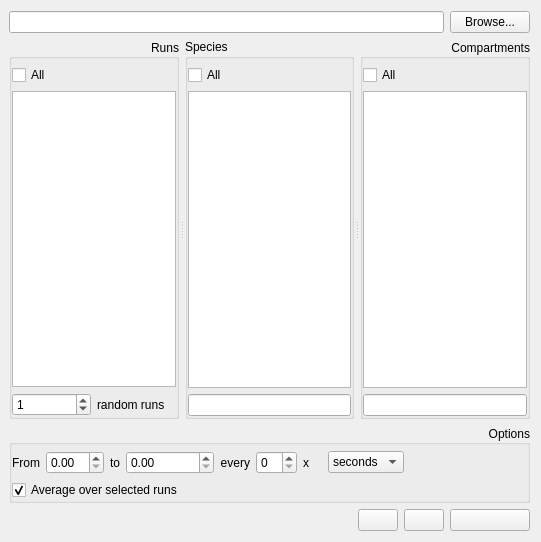
Above: infobiotics/dashboard/plugins/simulator_results/simulation_results_dialog.ui from jvb/infobiotics-dashboard before the change. Below: the same form after it.
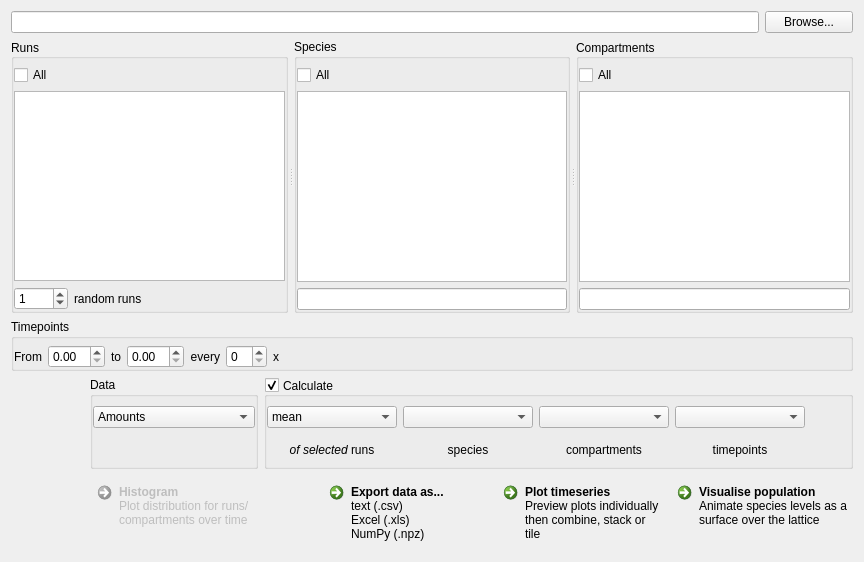
That is the form after the change. Icons and pictures are not drawn. Custom widgets are drawn as their Qt base class.

Commit message: Big changes to simulation_results.py: lowercase_underscored all widget names in simulations_results_dialog.ui...

The edit to the form file:
```diff
--- a/infobiotics/dashboard/plugins/simulator_results/simulation_results_dialog.ui
+++ b/infobiotics/dashboard/plugins/simulator_results/simulation_results_dialog.ui
@@ -2,12 +2,15 @@
 <ui version="4.0">
  <class>SimulationResultsDialog</class>
  <widget class="QWidget" name="SimulationResultsDialog">
+  <property name="enabled">
+   <bool>true</bool>
+  </property>
   <property name="geometry">
    <rect>
     <x>0</x>
     <y>0</y>
-    <width>541</width>
-    <height>542</height>
+    <width>864</width>
+    <height>562</height>
    </rect>
   </property>
   <property name="sizePolicy">
@@ -26,10 +29,7 @@
    <string>Simulator Results</string>
   </property>
   <layout class="QGridLayout" name="gridLayout_5">
-   <property name="leftMargin">
-    <number>9</number>
-   </property>
-   <item row="0" column="0" colspan="3">
+   <item row="0" column="0" colspan="6">
     <widget class="QLineEdit" name="filenameLineEdit">
      <property name="enabled">
       <bool>true</bool>
@@ -42,14 +42,586 @@
      </property>
     </widget>
    </item>
-   <item row="1" column="0" colspan="4">
-    <widget class="QSplitter" name="splitter">
+   <item row="0" column="6">
+    <widget class="QPushButton" name="load_button">
+     <property name="maximumSize">
+      <size>
+       <width>16777215</width>
+       <height>16777215</height>
+      </size>
+     </property>
+     <property name="toolTip">
+      <string>Select a different H5 file</string>
+     </property>
+     <property name="text">
+      <string>Browse...</string>
+     </property>
+    </widget>
+   </item>
+   <item row="2" column="0" colspan="7">
+    <widget class="QGroupBox" name="timepoints_group_box">
+     <property name="title">
+      <string>Timepoints</string>
+     </property>
+     <property name="flat">
+      <bool>true</bool>
+     </property>
+     <layout class="QGridLayout" name="gridLayout_4">
+      <property name="leftMargin">
+       <number>0</number>
+      </property>
+      <property name="topMargin">
+       <number>6</number>
+      </property>
+      <property name="rightMargin">
+       <number>0</number>
+      </property>
+      <property name="bottomMargin">
+       <number>0</number>
+      </property>
+      <item row="0" column="0">
+       <widget class="QLabel" name="from_label">
+        <property name="sizePolicy">
+         <sizepolicy hsizetype="Maximum" vsizetype="Preferred">
+          <horstretch>0</horstretch>
+          <verstretch>0</verstretch>
+         </sizepolicy>
+        </property>
+        <property name="toolTip">
+         <string>Select timepoints starting from &lt;I&gt;n&lt;/I&gt;</string>
+        </property>
+        <property name="text">
+         <string>From</string>
+        </property>
+        <property name="alignment">
+         <set>Qt::AlignRight|Qt::AlignTrailing|Qt::AlignVCenter</set>
+        </property>
+       </widget>
+      </item>
+      <item row="0" column="1">
+       <widget class="FromToDoubleSpinBox" name="from_spin_box">
+        <property name="sizePolicy">
+         <sizepolicy hsizetype="Preferred" vsizetype="Fixed">
+          <horstretch>0</horstretch>
+          <verstretch>0</verstretch>
+         </sizepolicy>
+        </property>
+        <property name="toolTip">
+         <string>Select timepoints starting from &lt;I&gt;n&lt;/I&gt;</string>
+        </property>
+       </widget>
+      </item>
+      <item row="0" column="2">
+       <widget class="QLabel" name="to_label">
+        <property name="sizePolicy">
+         <sizepolicy hsizetype="Maximum" vsizetype="Preferred">
+          <horstretch>0</horstretch>
+          <verstretch>0</verstretch>
+         </sizepolicy>
+        </property>
+        <property name="toolTip">
+         <string>Select timepoints up to and including &lt;I&gt;n&lt;/I&gt;</string>
+        </property>
+        <property name="text">
+         <string>to</string>
+        </property>
+        <property name="alignment">
+         <set>Qt::AlignRight|Qt::AlignTrailing|Qt::AlignVCenter</set>
+        </property>
+       </widget>
+      </item>
+      <item row="0" column="3">
+       <widget class="FromToDoubleSpinBox" name="to_spin_box">
+        <property name="sizePolicy">
+         <sizepolicy hsizetype="Preferred" vsizetype="Fixed">
+          <horstretch>0</horstretch>
+          <verstretch>0</verstretch>
+         </sizepolicy>
+        </property>
+        <property name="toolTip">
+         <string>Select timepoints up to and including &lt;I&gt;n&lt;/I&gt;</string>
+        </property>
+       </widget>
+      </item>
+      <item row="0" column="4">
+       <widget class="QLabel" name="every_label">
+        <property name="sizePolicy">
+         <sizepolicy hsizetype="Maximum" vsizetype="Preferred">
+          <horstretch>0</horstretch>
+          <verstretch>0</verstretch>
+         </sizepolicy>
+        </property>
+        <property name="toolTip">
+         <string>Select every &lt;I&gt;n&lt;/I&gt; timepoints from start to finish</string>
+        </property>
+        <property name="text">
+         <string>every</string>
+        </property>
+        <property name="alignment">
+         <set>Qt::AlignRight|Qt::AlignTrailing|Qt::AlignVCenter</set>
+        </property>
+       </widget>
+      </item>
+      <item row="0" column="5">
+       <widget class="QSpinBox" name="every_spin_box">
+        <property name="sizePolicy">
+         <sizepolicy hsizetype="Preferred" vsizetype="Fixed">
+          <horstretch>0</horstretch>
+          <verstretch>0</verstretch>
+         </sizepolicy>
+        </property>
+        <property name="toolTip">
+         <string>Select every &lt;I&gt;n&lt;/I&gt; timepoints from start to finish</string>
+        </property>
+       </widget>
+      </item>
+      <item row="0" column="6">
+       <widget class="QLabel" name="multiplied_by_label">
+        <property name="toolTip">
+         <string>multiplied by</string>
+        </property>
+        <property name="text">
+         <string>x</string>
+        </property>
+       </widget>
+      </item>
+      <item row="0" column="7">
+       <widget class="QLabel" name="log_interval_label">
+        <property name="sizePolicy">
+         <sizepolicy hsizetype="Maximum" vsizetype="Preferred">
+          <horstretch>0</horstretch>
+          <verstretch>0</verstretch>
+         </sizepolicy>
+        </property>
+        <property name="toolTip">
+         <string>Logging interval (log_interval) of simulation</string>
+        </property>
+        <property name="text">
+         <string/>
+        </property>
+       </widget>
+      </item>
+      <item row="0" column="8">
+       <spacer name="timepoints_spacer">
+        <property name="orientation">
+         <enum>Qt::Horizontal</enum>
+        </property>
+        <property name="sizeHint" stdset="0">
+         <size>
+          <width>57</width>
+          <height>20</height>
+         </size>
+        </property>
+       </spacer>
+      </item>
+     </layout>
+    </widget>
+   </item>
+   <item row="3" column="2" colspan="5">
+    <widget class="QGroupBox" name="calculate_group_box">
+     <property name="title">
+      <string>Calculate</string>
+     </property>
+     <property name="alignment">
+      <set>Qt::AlignLeading|Qt::AlignLeft|Qt::AlignVCenter</set>
+     </property>
+     <property name="flat">
+      <bool>true</bool>
+     </property>
+     <property name="checkable">
+      <bool>true</bool>
+     </property>
+     <property name="checked">
+      <bool>true</bool>
+     </property>
+     <layout class="QGridLayout" name="gridLayout_6">
+      <property name="leftMargin">
+       <number>0</number>
+      </property>
+      <property name="topMargin">
+       <number>9</number>
+      </property>
+      <property name="rightMargin">
+       <number>0</number>
+      </property>
+      <property name="bottomMargin">
+       <number>0</number>
+      </property>
+      <item row="0" column="1">
+       <widget class="QComboBox" name="runs_calculation_combo_box_2">
+        <property name="currentIndex">
+         <number>1</number>
+        </property>
+        <item>
+         <property name="text">
+          <string/>
+         </property>
+        </item>
+        <item>
+         <property name="text">
+          <string>mean</string>
+         </property>
+        </item>
+        <item>
+         <property name="text">
+          <string>standard deviation</string>
+         </property>
+        </item>
+        <item>
+         <property name="text">
+          <string>variance</string>
+         </property>
+        </item>
+        <item>
+         <property name="text">
+          <string>median</string>
+         </property>
+        </item>
+        <item>
+         <property name="text">
+          <string>sum</string>
+         </property>
+        </item>
+       </widget>
+      </item>
+      <item row="0" column="2">
+       <widget class="QComboBox" name="species_calculation_combo_box">
+        <item>
+         <property name="text">
+          <string/>
+         </property>
+        </item>
+        <item>
+         <property name="text">
+          <string>mean</string>
+         </property>
+        </item>
+        <item>
+         <property name="text">
+          <string>standard deviation</string>
+         </property>
+        </item>
+        <item>
+         <property name="text">
+          <string>variance</string>
+         </property>
+        </item>
+        <item>
+         <property name="text">
+          <string>median</string>
+         </property>
+        </item>
+        <item>
+         <property name="text">
+          <string>sum</string>
+         </property>
+        </item>
+       </widget>
+      </item>
+      <item row="0" column="3">
+       <widget class="QComboBox" name="compartments_calculation_combo_box">
+        <item>
+         <property name="text">
+          <string/>
+         </property>
+        </item>
+        <item>
+         <property name="text">
+          <string>mean</string>
+         </property>
+        </item>
+        <item>
+         <property name="text">
+          <string>standard deviation</string>
+         </property>
+        </item>
+        <item>
+         <property name="text">
+          <string>variance</string>
+         </property>
+        </item>
+        <item>
+         <property name="text">
+          <string>median</string>
+         </property>
+        </item>
+        <item>
+         <property name="text">
+          <string>sum</string>
+         </property>
+        </item>
+       </widget>
+      </item>
+      <item row="0" column="4">
+       <widget class="QComboBox" name="timepoints_calculation_combo_box_2">
+        <item>
+         <property name="text">
+          <string/>
+         </property>
+        </item>
+        <item>
+         <property name="text">
+          <string>mean</string>
+         </property>
+        </item>
+        <item>
+         <property name="text">
+          <string>standard deviation</string>
+         </property>
+        </item>
+        <item>
+         <property name="text">
+          <string>variance</string>
+         </property>
+        </item>
+        <item>
+         <property name="text">
+          <string>median</string>
+         </property>
+        </item>
+        <item>
+         <property name="text">
+          <string>sum</string>
+         </property>
+        </item>
+       </widget>
+      </item>
+      <item row="1" column="1">
+       <widget class="QLabel" name="runs_calculation_label">
+        <property name="text">
+         <string>&lt;I&gt;of selected&lt;/I&gt; runs</string>
+        </property>
+        <property name="alignment">
+         <set>Qt::AlignCenter</set>
+        </property>
+       </widget>
+      </item>
+      <item row="1" column="2">
+       <widget class="QLabel" name="species_calculation_label">
+        <property name="text">
+         <string>species</string>
+        </property>
+        <property name="alignment">
+         <set>Qt::AlignCenter</set>
+        </property>
+       </widget>
+      </item>
+      <item row="1" column="3">
+       <widget class="QLabel" name="compartments_calculation_label">
+        <property name="text">
+         <string>compartments</string>
+        </property>
+        <property name="alignment">
+         <set>Qt::AlignCenter</set>
+        </property>
+       </widget>
+      </item>
+      <item row="1" column="4">
+       <widget class="QLabel" name="timepoints_calculation_label">
+        <property name="text">
+         <string>timepoints</string>
+        </property>
+        <property name="alignment">
+         <set>Qt::AlignCenter</set>
+        </property>
+       </widget>
+      </item>
+      <item row="0" column="5" rowspan="2">
+       <spacer name="calculate_spacer">
+        <property name="orientation">
+         <enum>Qt::Horizontal</enum>
+        </property>
+        <property name="sizeHint" stdset="0">
+         <size>
+          <width>183</width>
+          <height>28</height>
+         </size>
+        </property>
+       </spacer>
+      </item>
+     </layout>
+    </widget>
+   </item>
+   <item row="5" column="0">
+    <spacer name="actions_spacer">
+     <property name="orientation">
+      <enum>Qt::Horizontal</enum>
+     </property>
+     <property name="sizeHint" stdset="0">
+      <size>
+       <width>244</width>
+       <height>20</height>
+      </size>
+     </property>
+    </spacer>
+   </item>
+   <item row="5" column="1">
+    <widget class="QCommandLinkButton" name="histogram_button">
+     <property name="enabled">
+      <bool>false</bool>
+     </property>
+     <property name="toolTip">
+      <string>Save timeseries data for selected runs, species and compartments</string>
+     </property>
+     <property name="text">
+      <string>Histogram</string>
+     </property>
+     <property name="iconSize">
+      <size>
+       <width>64</width>
+       <height>64</height>
+      </size>
+     </property>
+     <property name="checkable">
+      <bool>false</bool>
+     </property>
+     <property name="autoExclusive">
+      <bool>false</bool>
+     </property>
+     <property name="description">
+      <string>Plot distribution for runs/compartments over time</string>
+     </property>
+    </widget>
+   </item>
+   <item row="5" column="3">
+    <widget class="QCommandLinkButton" name="export_data_as_button">
+     <property name="toolTip">
+      <string>Save timeseries data for selected runs, species and compartments</string>
+     </property>
+     <property name="text">
+      <string>Export data as...</string>
+     </property>
+     <property name="icon">
+      <iconset resource="icons.qrc">
+       <normaloff>:/data.png</normaloff>:/data.png</iconset>
+     </property>
+     <property name="iconSize">
+      <size>
+       <width>64</width>
+       <height>64</height>
+      </size>
+     </property>
+     <property name="checkable">
+      <bool>false</bool>
+     </property>
+     <property name="autoExclusive">
+      <bool>false</bool>
+     </property>
+     <property name="description">
+      <string>text (.csv)
+Excel (.xls)
+NumPy (.npz)</string>
+     </property>
+    </widget>
+   </item>
+   <item row="5" column="4">
+    <widget class="QCommandLinkButton" name="plot_timeseries_button">
+     <property name="toolTip">
+      <string>Plot timeseries for selected runs, species and compartments</string>
+     </property>
+     <property name="text">
+      <string>Plot timeseries</string>
+     </property>
+     <property name="icon">
+      <iconset resource="icons.qrc">
+       <normaloff>:/plot_2d.png</normaloff>:/plot_2d.png</iconset>
+     </property>
+     <property name="iconSize">
+      <size>
+       <width>64</width>
+       <height>64</height>
+      </size>
+     </property>
+     <property name="description">
+      <string>Preview plots individually then combine, stack or tile</string>
+     </property>
+    </widget>
+   </item>
+   <item row="5" column="5" colspan="2">
+    <widget class="QCommandLinkButton" name="visualise_population_button">
+     <property name="toolTip">
+      <string>Animate levels of selected species on the lattice</string>
+     </property>
+     <property name="text">
+      <string>Visualise population</string>
+     </property>
+     <property name="icon">
+      <iconset resource="icons.qrc">
+       <normaloff>:/plot_3d.png</normaloff>:/plot_3d.png</iconset>
+     </property>
+     <property name="iconSize">
+      <size>
+       <width>64</width>
+       <height>64</height>
+      </size>
+     </property>
+     <property name="description">
+      <string>Animate species levels as a surface over the lattice</string>
+     </property>
+    </widget>
+   </item>
+   <item row="3" column="1">
+    <widget class="QGroupBox" name="data_group_box">
+     <property name="title">
+      <string>Data</string>
+     </property>
+     <property name="flat">
+      <bool>true</bool>
+     </property>
+     <layout class="QGridLayout" name="gridLayout_8">
+      <property name="leftMargin">
+       <number>0</number>
+      </property>
+      <property name="topMargin">
+       <number>9</number>
+      </property>
+      <property name="rightMargin">
+       <number>0</number>
+      </property>
+      <property name="bottomMargin">
+       <number>0</number>
+      </property>
+      <item row="0" column="0">
+       <widget class="QComboBox" name="data_combo_box">
+        <item>
+         <property name="text">
+          <string>Amounts</string>
+         </property>
+        </item>
+        <item>
+         <property name="text">
+          <string>Volumes</string>
+         </property>
+        </item>
+       </widget>
+      </item>
+      <item row="1" column="0">
+       <spacer name="data_spacer">
+        <property name="orientation">
+         <enum>Qt::Vertical</enum>
+        </property>
+        <property name="sizeHint" stdset="0">
+         <size>
+          <width>20</width>
+          <height>40</height>
+         </size>
+        </property>
+       </spacer>
+      </item>
+     </layout>
+    </widget>
+   </item>
+   <item row="1" column="0" colspan="7">
+    <widget class="QSplitter" name="runs_species_compartments_splitter">
      <property name="sizePolicy">
       <sizepolicy hsizetype="Expanding" vsizetype="Expanding">
        <horstretch>0</horstretch>
        <verstretch>0</verstretch>
       </sizepolicy>
      </property>
+     <property name="frameShape">
+      <enum>QFrame::NoFrame</enum>
+     </property>
      <property name="orientation">
       <enum>Qt::Horizontal</enum>
      </property>
@@ -62,12 +634,15 @@
      <property name="childrenCollapsible">
       <bool>false</bool>
      </property>
-     <widget class="QGroupBox" name="runsGroupBox">
+     <widget class="QGroupBox" name="runs_group_box">
       <property name="title">
        <string>Runs</string>
       </property>
       <property name="alignment">
-       <set>Qt::AlignRight|Qt::AlignTrailing|Qt::AlignVCenter</set>
+       <set>Qt::AlignLeading|Qt::AlignLeft|Qt::AlignVCenter</set>
+      </property>
+      <property name="flat">
+       <bool>true</bool>
       </property>
       <layout class="QGridLayout" name="gridLayout_3">
        <property name="leftMargin">
@@ -98,8 +673,8 @@
          </property>
         </widget>
        </item>
-       <item row="1" column="0" colspan="2">
-        <widget class="QListWidget" name="runsListWidget">
+       <item row="1" column="0" colspan="3">
+        <widget class="QListWidget" name="runs_list_widget">
          <property name="enabled">
           <bool>true</bool>
          </property>
@@ -145,7 +720,36 @@
           <string>random runs</string>
          </property>
          <property name="buddy">
-          <cstring>randomRunsSpinBox</cstring>
+          <cstring>random_runs_spinbox</cstring>
+         </property>
+        </widget>
+       </item>
+       <item row="2" column="2">
+        <spacer name="random_runs_spacer">
+         <property name="orientation">
+          <enum>Qt::Horizontal</enum>
+         </property>
+         <property name="sizeHint" stdset="0">
+          <size>
+           <width>40</width>
+           <height>20</height>
+          </size>
+         </property>
+        </spacer>
+       </item>
+       <item row="0" column="2">
+        <widget class="QLabel" name="runs_selected_and_total_label">
+         <property name="toolTip">
+          <string>selected / total</string>
+         </property>
+         <property name="text">
+          <string/>
+         </property>
+         <property name="scaledContents">
+          <bool>false</bool>
+         </property>
+         <property name="alignment">
+          <set>Qt::AlignRight|Qt::AlignTrailing|Qt::AlignVCenter</set>
          </property>
         </widget>
        </item>
@@ -155,6 +759,9 @@
       <property name="title">
        <string>Species</string>
       </property>
+      <property name="flat">
+       <bool>true</bool>
+      </property>
       <layout class="QGridLayout" name="gridLayout_2">
        <property name="leftMargin">
         <number>0</number>
@@ -222,15 +829,15 @@
        </item>
       </layout>
      </widget>
-     <widget class="QGroupBox" name="compartmentsGroupBox">
+     <widget class="QGroupBox" name="compartments_group_box">
       <property name="title">
        <string>Compartments</string>
       </property>
       <property name="alignment">
-       <set>Qt::AlignRight|Qt::AlignTrailing|Qt::AlignVCenter</set>
+       <set>Qt::AlignLeading|Qt::AlignLeft|Qt::AlignVCenter</set>
       </property>
       <property name="flat">
-       <bool>false</bool>
+       <bool>true</bool>
       </property>
       <layout class="QGridLayout" name="gridLayout">
        <property name="leftMargin">
@@ -304,303 +911,6 @@
      </widget>
     </widget>
    </item>
-   <item row="2" column="0" colspan="4">
-    <widget class="QGroupBox" name="optionsGroupBox">
-     <property name="title">
-      <string>Options</string>
-     </property>
-     <property name="alignment">
-      <set>Qt::AlignRight|Qt::AlignTrailing|Qt::AlignVCenter</set>
-     </property>
-     <layout class="QGridLayout" name="gridLayout_4">
-      <property name="leftMargin">
-       <number>0</number>
-      </property>
-      <property name="topMargin">
-       <number>6</number>
-      </property>
-      <property name="rightMargin">
-       <number>0</number>
-      </property>
-      <property name="bottomMargin">
-       <number>0</number>
-      </property>
-      <item row="0" column="0">
-       <widget class="QLabel" name="fromLabel">
-        <property name="sizePolicy">
-         <sizepolicy hsizetype="Maximum" vsizetype="Preferred">
-          <horstretch>0</horstretch>
-          <verstretch>0</verstretch>
-         </sizepolicy>
-        </property>
-        <property name="toolTip">
-         <string>Select timepoints starting from &lt;I&gt;n&lt;/I&gt;</string>
-        </property>
-        <property name="text">
-         <string>From</string>
-        </property>
-        <property name="alignment">
-         <set>Qt::AlignRight|Qt::AlignTrailing|Qt::AlignVCenter</set>
-        </property>
-       </widget>
-      </item>
-      <item row="0" column="1">
-       <widget class="FromToDoubleSpinBox" name="fromSpinBox">
-        <property name="sizePolicy">
-         <sizepolicy hsizetype="Preferred" vsizetype="Fixed">
-          <horstretch>0</horstretch>
-          <verstretch>0</verstretch>
-         </sizepolicy>
-        </property>
-        <property name="toolTip">
-         <string>Select timepoints starting from &lt;I&gt;n&lt;/I&gt;</string>
-        </property>
-       </widget>
-      </item>
-      <item row="0" column="2">
-       <widget class="QLabel" name="toLabel">
-        <property name="sizePolicy">
-         <sizepolicy hsizetype="Maximum" vsizetype="Preferred">
-          <horstretch>0</horstretch>
-          <verstretch>0</verstretch>
-         </sizepolicy>
-        </property>
-        <property name="toolTip">
-         <string>Select timepoints up to and including &lt;I&gt;n&lt;/I&gt;</string>
-        </property>
-        <property name="text">
-         <string>to</string>
-        </property>
-        <property name="alignment">
-         <set>Qt::AlignRight|Qt::AlignTrailing|Qt::AlignVCenter</set>
-        </property>
-       </widget>
-      </item>
-      <item row="0" column="3" colspan="2">
-       <widget class="FromToDoubleSpinBox" name="toSpinBox">
-        <property name="sizePolicy">
-         <sizepolicy hsizetype="Preferred" vsizetype="Fixed">
-          <horstretch>0</horstretch>
-          <verstretch>0</verstretch>
-         </sizepolicy>
-        </property>
-        <property name="toolTip">
-         <string>Select timepoints up to and including &lt;I&gt;n&lt;/I&gt;</string>
-        </property>
-       </widget>
-      </item>
-      <item row="0" column="5">
-       <widget class="QLabel" name="everyLabel">
-        <property name="sizePolicy">
-         <sizepolicy hsizetype="Maximum" vsizetype="Preferred">
-          <horstretch>0</horstretch>
-          <verstretch>0</verstretch>
-         </sizepolicy>
-        </property>
-        <property name="toolTip">
-         <string>Select every &lt;I&gt;n&lt;/I&gt; timepoints from start to finish</string>
-        </property>
-        <property name="text">
-         <string>every</string>
-        </property>
-        <property name="alignment">
-         <set>Qt::AlignRight|Qt::AlignTrailing|Qt::AlignVCenter</set>
-        </property>
-       </widget>
-      </item>
-      <item row="0" column="6">
-       <widget class="QSpinBox" name="everySpinBox">
-        <property name="sizePolicy">
-         <sizepolicy hsizetype="Preferred" vsizetype="Fixed">
-          <horstretch>0</horstretch>
-          <verstretch>0</verstretch>
-         </sizepolicy>
-        </property>
-        <property name="toolTip">
-         <string>Select every &lt;I&gt;n&lt;/I&gt; timepoints from start to finish</string>
-        </property>
-       </widget>
-      </item>
-      <item row="0" column="7">
-       <widget class="QLabel" name="xLabel">
-        <property name="text">
-         <string>x</string>
-        </property>
-       </widget>
-      </item>
-      <item row="0" column="8">
-       <widget class="QLabel" name="intervalLabel">
-        <property name="sizePolicy">
-         <sizepolicy hsizetype="Maximum" vsizetype="Preferred">
-          <horstretch>0</horstretch>
-          <verstretch>0</verstretch>
-         </sizepolicy>
-        </property>
-        <property name="toolTip">
-         <string>Log interval of simulation</string>
-        </property>
-        <property name="text">
-         <string/>
-        </property>
-       </widget>
-      </item>
-      <item row="0" column="9">
-       <widget class="QComboBox" name="unitsComboBox">
-        <property name="enabled">
-         <bool>true</bool>
-        </property>
-        <property name="toolTip">
-         <string>Set units for time axis</string>
-        </property>
-        <item>
-         <property name="text">
-          <string>seconds</string>
-         </property>
-        </item>
-        <item>
-         <property name="text">
-          <string>minutes</string>
-         </property>
-        </item>
-        <item>
-         <property name="text">
-          <string>hours</string>
-         </property>
-        </item>
-       </widget>
-      </item>
-      <item row="0" column="10">
-       <spacer name="timepoints_spacer">
-        <property name="orientation">
-         <enum>Qt::Horizontal</enum>
-        </property>
-        <property name="sizeHint" stdset="0">
-         <size>
-          <width>57</width>
-          <height>20</height>
-         </size>
-        </property>
-       </spacer>
-      </item>
-      <item row="1" column="0" colspan="4">
-       <widget class="QCheckBox" name="averageSelectedRunsCheckBox">
-        <property name="toolTip">
-         <string>Take the mean of species amounts over selected runs
-Potentially inappropriate for systems with oscillatory behaviour</string>
-        </property>
-        <property name="text">
-         <string>Average over selected runs</string>
-        </property>
-        <property name="checked">
-         <bool>true</bool>
-        </property>
-       </widget>
-      </item>
-      <item row="1" column="4" colspan="7">
-       <spacer name="average_spacer">
-        <property name="orientation">
-         <enum>Qt::Horizontal</enum>
-        </property>
-        <property name="sizeHint" stdset="0">
-         <size>
-          <width>304</width>
-          <height>20</height>
-         </size>
-        </property>
-       </spacer>
-      </item>
-     </layout>
-    </widget>
-   </item>
-   <item row="3" column="0">
-    <spacer name="actions_spacer">
-     <property name="orientation">
-      <enum>Qt::Horizontal</enum>
-     </property>
-     <property name="sizeHint" stdset="0">
-      <size>
-       <width>244</width>
-       <height>20</height>
-      </size>
-     </property>
-    </spacer>
-   </item>
-   <item row="3" column="1">
-    <widget class="QPushButton" name="save_data_button">
-     <property name="toolTip">
-      <string>Save timeseries data for selected runs, species and compartments</string>
-     </property>
-     <property name="text">
-      <string/>
-     </property>
-     <property name="icon">
-      <iconset resource="icons.qrc">
-       <normaloff>:/data.png</normaloff>:/data.png</iconset>
-     </property>
-     <property name="iconSize">
-      <size>
-       <width>64</width>
-       <height>64</height>
-      </size>
-     </property>
-    </widget>
-   </item>
-   <item row="3" column="2">
-    <widget class="QPushButton" name="plotButton">
-     <property name="toolTip">
-      <string>Plot timeseries for selected runs, species and compartments</string>
-     </property>
-     <property name="text">
-      <string/>
-     </property>
-     <property name="icon">
-      <iconset resource="icons.qrc">
-       <normaloff>:/plot_2d.png</normaloff>:/plot_2d.png</iconset>
-     </property>
-     <property name="iconSize">
-      <size>
-       <width>64</width>
-       <height>64</height>
-      </size>
-     </property>
-    </widget>
-   </item>
-   <item row="3" column="3">
-    <widget class="QPushButton" name="surfacePlotButton">
-     <property name="toolTip">
-      <string>Animate levels of selected species on lattice</string>
-     </property>
-     <property name="text">
-      <string/>
-     </property>
-     <property name="icon">
-      <iconset resource="icons.qrc">
-       <normaloff>:/plot_3d.png</normaloff>:/plot_3d.png</iconset>
-     </property>
-     <property name="iconSize">
-      <size>
-       <width>64</width>
-       <height>64</height>
-      </size>
-     </property>
-    </widget>
-   </item>
-   <item row="0" column="3">
-    <widget class="QPushButton" name="load_button">
-     <property name="maximumSize">
-      <size>
-       <width>16777215</width>
-       <height>16777215</height>
-      </size>
-     </property>
-     <property name="toolTip">
-      <string>Select a different H5 file</string>
-     </property>
-     <property name="text">
-      <string>Browse...</string>
-     </property>
-    </widget>
-   </item>
   </layout>
  </widget>
  <customwidgets>
```
Left out of the diff: 33 changed lines with no effect on the pictures. The commit also changes 6 other files.
